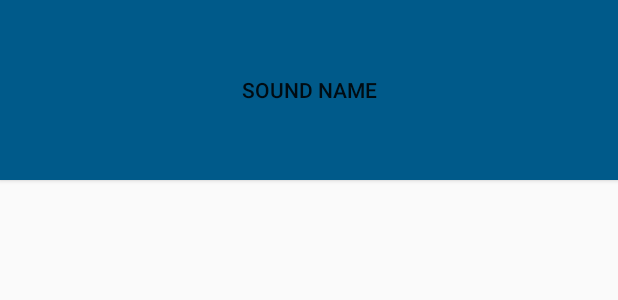
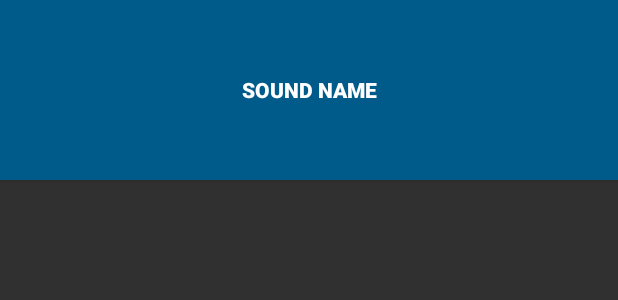
Before and after one commit to bnickodemus/BeatBox, an Android app: the layout list_item_sound.xml on its own in the app's theme, with its tools: preview values and no code run, on a phone screen of 412 x 824 dp. Shown: the top 300 px of the screen. Run offline under Robolectric (Android 15) with nearby library versions, the light colour scheme and no system bars.

Commit message:
added theme colors to theme

```diff
--- a/app/src/main/res/layout/list_item_sound.xml
+++ b/app/src/main/res/layout/list_item_sound.xml
@@ -7,7 +7,7 @@
             type="com.brocnickodemus.beatbox.SoundViewModel"/>
     </data>
     <Button
-        style="@style/BeatBoxButton"
+        style="@style/BeatBoxButton.Strong"
         android:layout_width="match_parent"
         android:layout_height="120dp"
         android:onClick="@{() -> viewModel.onButtonClicked()}"
--- a/app/src/main/res/values/styles.xml
+++ b/app/src/main/res/values/styles.xml
@@ -1,15 +1,17 @@
 <resources>
 
     <!-- Base application theme. -->
-    <style name="AppTheme" parent="Theme.AppCompat.Light.DarkActionBar">
-        <!-- Customize your theme here. -->
-        <item name="colorPrimary">@color/colorPrimary</item>
-        <item name="colorPrimaryDark">@color/colorPrimaryDark</item>
-        <item name="colorAccent">@color/colorAccent</item>
+    <style name="AppTheme" parent="Theme.AppCompat">
+        <item name="colorPrimary">@color/red</item>
+        <item name="colorPrimaryDark">@color/dark_red</item>
+        <item name="colorAccent">@color/gray</item>
     </style>
 
     <style name="BeatBoxButton">
         <item name="android:background">@color/dark_blue</item>
     </style>
 
+    <style name="BeatBoxButton.Strong">
+        <item name="android:textStyle">bold</item>
+    </style>
 </resources>
```
